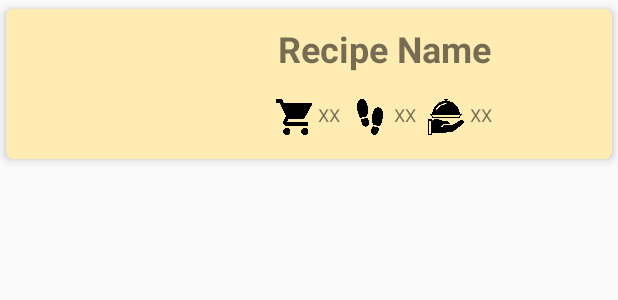
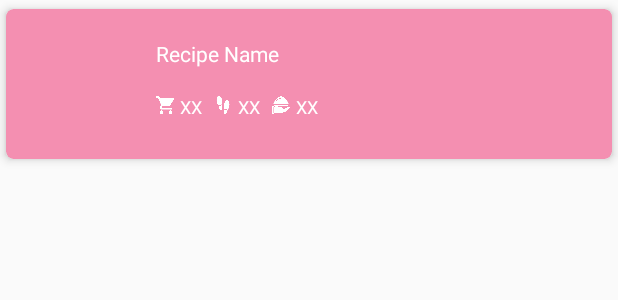
Before and after one commit to twisstosin/UdacityBakingAndroid, an Android app: the layout recipe_list_item.xml on its own in the app's theme, with its tools: preview values and no code run, on a phone screen of 412 x 824 dp. Shown: the top 300 px of the screen. Run offline under Robolectric (Android 15) with nearby library versions, the phone set to English and light mode, and no system bars; network calls fail.

Commit message:
revamped design

```diff
--- a/app/src/main/java/com/twisstosin/udacitybaking/Adapters/RecipeAdapter.java
+++ b/app/src/main/java/com/twisstosin/udacitybaking/Adapters/RecipeAdapter.java
@@ -36,8 +36,8 @@ public class RecipeAdapter extends RecyclerView.Adapter<RecipeAdapter.RecipeHold
         holder.mRecipe = mRecipeList.get(position);
         Glide.with(holder.itemView.getContext())
                 .load(holder.mRecipe.getImage())
-                .placeholder(R.drawable.forkandknife)
-                .error(R.drawable.forkandknife)
+                .placeholder(R.drawable.cake)
+                .error(R.drawable.cake)
                 .dontAnimate()
                 .into(holder.mBinding.ivRecipeImage);
         holder.mBinding.tvRecipeName.setText(holder.mRecipe.getName());
--- a/app/src/main/res/layout/recipe_list_item.xml
+++ b/app/src/main/res/layout/recipe_list_item.xml
@@ -18,47 +18,53 @@
         android:layout_height="wrap_content"
         android:orientation="vertical">
 
-        <de.hdodenhof.circleimageview.CircleImageView
+        <ImageView
             android:id="@+id/iv_recipe_image"
-            android:layout_width="@dimen/image_size_recipe_circle"
-            android:layout_height="@dimen/image_size_recipe_circle"
-            app:civ_border_width="2dp"
-            app:civ_border_color="#FF000000"
+            android:layout_width="100dp"
+            android:layout_height="100dp"
+            android:padding="20dp"
             app:layout_constraintLeft_toLeftOf="parent"
             app:layout_constraintTop_toTopOf="parent"
             app:layout_constraintBottom_toBottomOf="parent"/>
-
+        <LinearLayout
+            android:layout_width="0dp"
+            android:layout_height="wrap_content"
+            android:orientation="vertical"
+            app:layout_constraintTop_toTopOf="parent"
+            app:layout_constraintRight_toRightOf="parent"
+            app:layout_constraintLeft_toRightOf="@+id/iv_recipe_image"
+            android:layout_marginTop="20dp"
+            app:layout_constraintHorizontal_bias="0.0">
         <TextView
             android:id="@+id/tv_recipe_name"
             android:layout_width="wrap_content"
             android:layout_height="wrap_content"
-            android:textStyle="bold"
             android:textSize="@dimen/text_size_recipe_title"
             tools:text="Recipe Name"
             android:maxLines="1"
+            android:textColor="@color/white"
             android:ellipsize="marquee"
             android:marqueeRepeatLimit="marquee_forever"
             android:scrollHorizontally="true"
-            app:layout_constraintTop_toTopOf="parent"
-            app:layout_constraintRight_toRightOf="parent"
-            app:layout_constraintLeft_toRightOf="@+id/iv_recipe_image"
-            android:layout_marginTop="10dp"/>
+            app:layout_constraintHorizontal_bias="0.019" />
 
         <LinearLayout
             android:id="@+id/ll_recipe_icons"
             android:layout_width="wrap_content"
             android:layout_height="wrap_content"
-            app:layout_constraintRight_toRightOf="parent"
             app:layout_constraintBottom_toBottomOf="parent"
-            app:layout_constraintLeft_toRightOf="@+id/iv_recipe_image"
-            android:layout_marginBottom="16dp">
+            android:layout_marginBottom="15dp"
+            android:layout_marginTop="15dp"
+            app:layout_constraintLeft_toRightOf="@+id/iv_recipe_image">
 
             <ImageView
                 android:id="@+id/iv_ingredients_icon"
                 android:layout_width="@dimen/image_size_small_icon"
                 android:layout_height="@dimen/image_size_small_icon"
                 android:layout_marginEnd="4dp"
-                android:src="@drawable/ingredients"/>
+                android:src="@drawable/ingredients"
+                android:tint="@color/white"
+                android:layout_gravity="center"/>
 
             <TextView
                 android:id="@+id/tv_ingredient_count"
@@ -67,14 +73,17 @@
                 android:textSize="@dimen/text_size_small_icon"
                 android:layout_marginEnd="8dp"
                 android:layout_marginTop="2dp"
-                tools:text="XX"/>
+                tools:text="XX"
+                android:textColor="@color/white"/>
 
             <ImageView
                 android:id="@+id/iv_steps_icon"
                 android:layout_width="@dimen/image_size_small_icon"
                 android:layout_height="@dimen/image_size_small_icon"
+                android:layout_gravity="center"
                 android:layout_marginEnd="4dp"
-                android:src="@drawable/steps"/>
+                android:src="@drawable/steps"
+                android:tint="@color/white"/>
 
             <TextView
                 android:id="@+id/tv_step_count"
@@ -83,14 +92,17 @@
                 android:textSize="@dimen/text_size_small_icon"
                 android:layout_marginEnd="8dp"
                 android:layout_marginTop="2dp"
-                tools:text="XX"/>
+                tools:text="XX"
+                android:textColor="@color/white"/>
 
             <ImageView
                 android:id="@+id/iv_servings_icon"
                 android:layout_width="@dimen/image_size_small_icon"
                 android:layout_height="@dimen/image_size_small_icon"
                 android:layout_marginEnd="4dp"
-                android:src="@drawable/servings"/>
+                android:layout_gravity="center"
+                android:src="@drawable/servings"
+                android:tint="@color/white"/>
 
             <TextView
                 android:id="@+id/tv_serving_count"
@@ -98,7 +110,9 @@
                 android:layout_height="wrap_content"
                 android:textSize="@dimen/text_size_small_icon"
                 android:layout_marginTop="2dp"
-                tools:text="XX"/>
+                tools:text="XX"
+                android:textColor="@color/white"/>
+        </LinearLayout>
         </LinearLayout>
     </android.support.constraint.ConstraintLayout>
 </android.support.v7.widget.CardView>
--- a/app/src/main/res/values/colors.xml
+++ b/app/src/main/res/values/colors.xml
@@ -1,11 +1,12 @@
 <?xml version="1.0" encoding="utf-8"?>
 <resources>
-    <color name="colorPrimary">#FFC107</color>
-    <color name="colorPrimaryDark">#FFA000</color>
-    <color name="colorPrimaryLight">#FFECB3</color>
-    <color name="colorAccent">#9E9E9E</color>
+    <color name="colorPrimary">#F2285A</color>
+    <color name="colorPrimaryDark">#C72C50</color>
+    <color name="colorPrimaryLight">#f48fb1</color>
+    <color name="colorAccent">#5BACD6</color>
     <color name="colorPrimaryText">#212121</color>
     <color name="colorSecondaryText">#757575</color>
     <color name="icons">#212121</color>
     <color name="divider">#BDBDBD</color>
+    <color name="white">#FFFFFF</color>
 </resources>
--- a/app/src/main/res/values/dimens.xml
+++ b/app/src/main/res/values/dimens.xml
@@ -1,8 +1,8 @@
 <?xml version="1.0" encoding="utf-8"?>
 <resources>
     <dimen name="widget_margin">8dp</dimen>
-    <dimen name="text_size_recipe_title">24sp</dimen>
-    <dimen name="image_size_small_icon">24dp</dimen>
+    <dimen name="text_size_recipe_title">14sp</dimen>
+    <dimen name="image_size_small_icon">12dp</dimen>
     <dimen name="text_size_small_icon">12sp</dimen>
     <dimen name="image_size_recipe_circle">100dp</dimen>
     <dimen name="image_size_step_circle">75dp</dimen>
```
Also changed, not shown: 1 other file.
